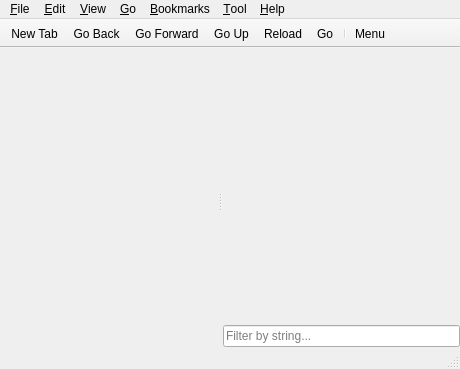
First picture: the form in pcmanfm/main-win.ui, repository lxqt/pcmanfm-qt, before the edit.
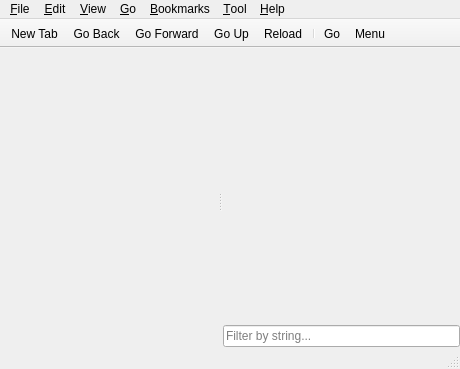
Second picture: the form after the edit. Icons and pictures are not drawn. Custom widgets are drawn as their Qt base class.

Commit message:
Add Pathbar Separator
Now that pathbar can have toolbuttons, a separator is needed before it. The separator is especially needed with style engines that can group toolbar buttons (like QtCurve and Kvantum).

```diff
--- a/pcmanfm/main-win.ui
+++ b/pcmanfm/main-win.ui
@@ -277,8 +277,8 @@
    <addaction name="actionGoForward"/>
    <addaction name="actionGoUp"/>
    <addaction name="actionReload"/>
-   <addaction name="actionGo"/>
    <addaction name="separator"/>
+   <addaction name="actionGo"/>
    <addaction name="actionMenu"/>
   </widget>
   <action name="actionGoUp">
```
The commit also changes 2 other files.
